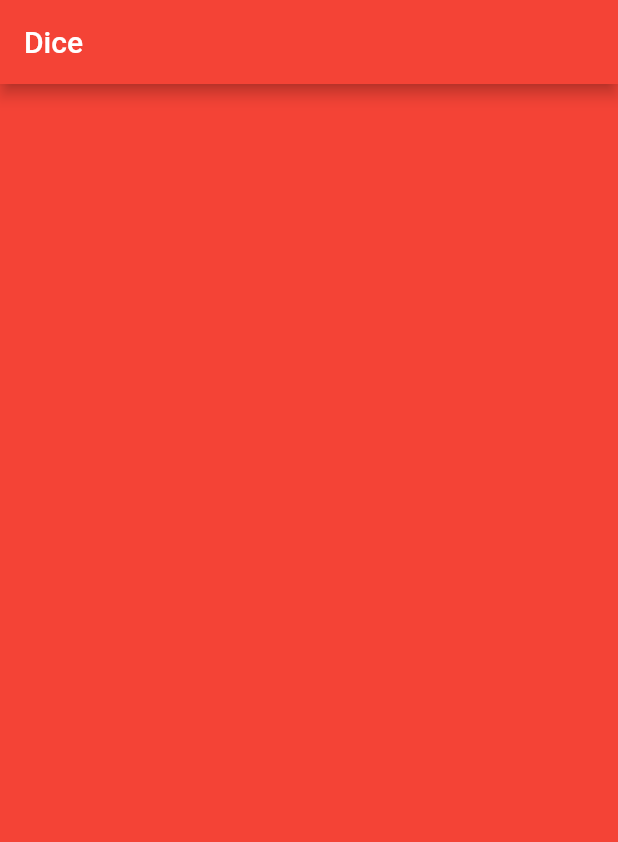
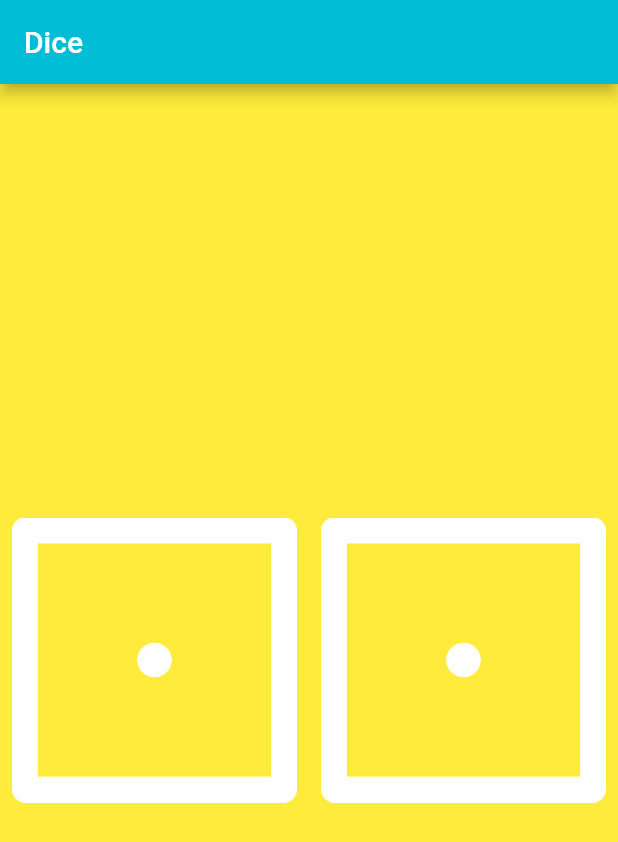
Before and after one commit to HeratUni-CS/dicee-MahdiMohammadi98125, a Flutter app: the screen it shows after launch, on a phone screen of 412 x 824 dp. Shown: the top 842 px of the screen. Run offline on Flutter 3.47's test engine with Material 2 defaults, Android fonts, the phone set to English and light mode, and no system bars.

```diff
--- a/lib/main.dart
+++ b/lib/main.dart
@@ -1,23 +1,65 @@
 import 'package:flutter/material.dart';
+import 'dart:math';
 
 void main() {
   runApp(
     MaterialApp(
+      debugShowCheckedModeBanner: false,
       home: Scaffold(
-        backgroundColor: Colors.red,
+        backgroundColor: Colors.yellow,
         appBar: AppBar(
-          backgroundColor: Colors.red,
+          backgroundColor: Colors.cyan,
           title: Text('Dice'),
         ),
-        body: MyApp(),
+        body: const DicePage(),
       ),
     ),
   );
 }
 
-class MyApp extends StatelessWidget {
+class DicePage extends StatefulWidget {
+  const DicePage({super.key});
+
+  @override
+  State<DicePage> createState() => _DicePageState();
+}
+
+class _DicePageState extends State<DicePage> {
+  int leftCountBtn = 1;
+  int rightCountBtn = 1;
+
+  void callBack() {
+    setState(() {
+      leftCountBtn = Random().nextInt(6) + 1;
+      rightCountBtn = Random().nextInt(6) + 1;
+    });
+  }
+
   @override
   Widget build(BuildContext context) {
-    return Container();
+    return Center(
+      child: Row(
+        children: [
+          Expanded(
+            child: TextButton(
+              onPressed: () {
+                callBack();
+              },
+              child: Image.asset('images/dice$leftCountBtn.png'),
+            ),
+          ),
+          Expanded(
+            child: TextButton(
+              onPressed: () {
+                setState(() {
+                  callBack();
+                });
+              },
+              child: Image.asset("images/dice$rightCountBtn.png"),
+            ),
+          ),
+        ],
+      ),
+    );
   }
 }
```
Also changed, not shown: pubspec.lock, 1 other file.
